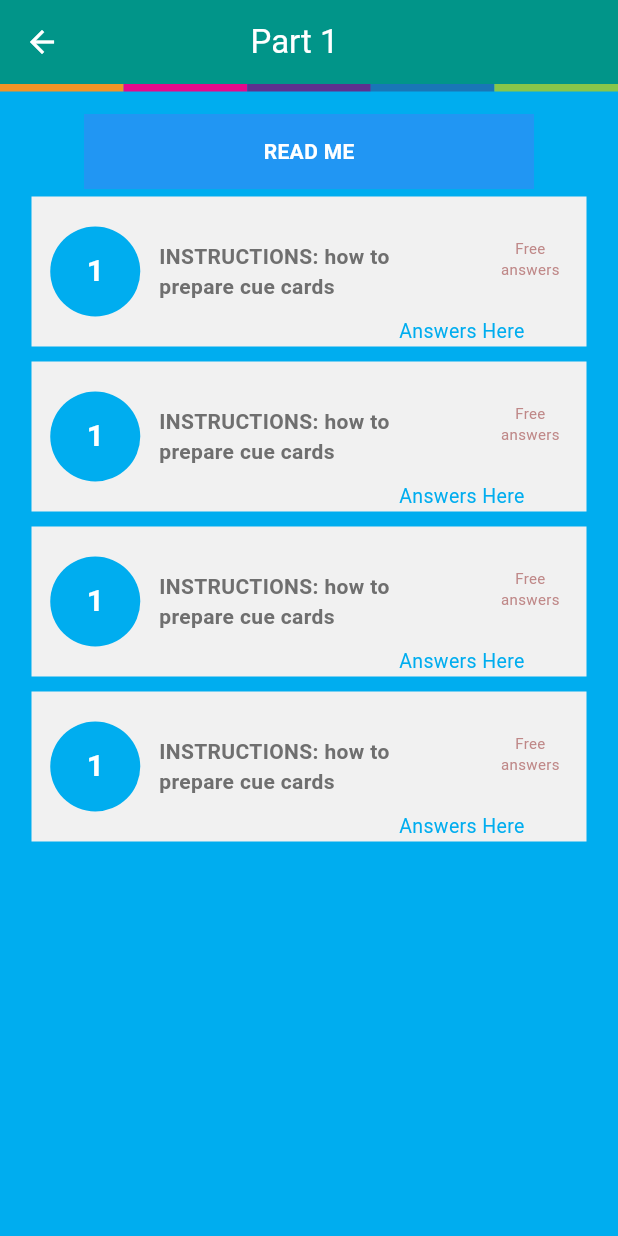
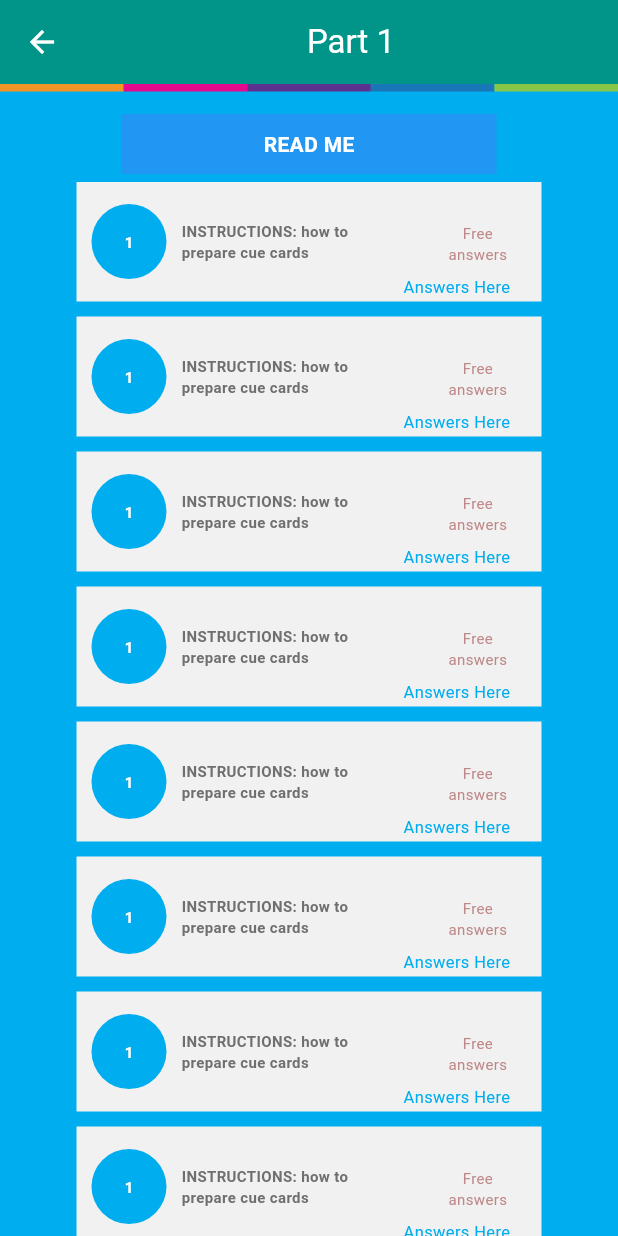
Before and after one commit to shohbozuz/ielts-speaking-app, a Flutter app: the screen it shows after launch, after a tap on "part", on a phone screen of 412 x 824 dp. Run offline on Flutter 3.47's test engine with Material 3 defaults, Android fonts, the phone set to English and light mode, and no system bars; our stand-ins replace go_router, google_fonts, icons_plus, share_plus.

Commit message:
part pages  o'zgardi

```diff
--- a/lib/main.dart
+++ b/lib/main.dart
@@ -1,8 +1,8 @@
 import 'package:flutter/material.dart';
 import 'package:ielts_speaking/data/color/color.dart';
 import 'package:ielts_speaking/view/home/bookmarks.dart';
+import 'package:go_router/go_router.dart';
 import 'package:ielts_speaking/view/home/home.dart';
-import 'package:go_router/go_router.dart';
 import 'package:ielts_speaking/view/home/part1.dart';
 import 'package:ielts_speaking/view/home/part2.dart';
 import 'package:ielts_speaking/view/home/part3.dart';
--- a/lib/view/drawer/drawer.dart
+++ b/lib/view/drawer/drawer.dart
@@ -12,11 +12,12 @@ class DrawerWidget extends StatelessWidget {
     return Drawer(
       backgroundColor: AppColors.appbarTheme,
       child: ListView(
-        padding: EdgeInsets.zero,
         children: [
-          Padding(
-            padding: const EdgeInsets.only(top: 50),
-            child: Column(
+          const SizedBox(
+            height: 20.0,
+          ),
+          Column(
+            mainAxisAlignment: MainAxisAlignment.center,
             children: [
               Text(
                 "Shohbozbek Turgunov",
@@ -29,7 +30,6 @@ class DrawerWidget extends StatelessWidget {
                 ),
               ),
             ],
-            ),
           ),
           ListTile(
             title: const Text(
@@ -53,9 +53,10 @@ class DrawerWidget extends StatelessWidget {
             onTap: () {},
           ),
           const SizedBox(
-            height: 450,
+            height: 400.0,
           ),
           Column(
+            crossAxisAlignment: CrossAxisAlignment.center,
             children: [
               SizedBox(
                 height: 50,
@@ -76,9 +77,8 @@ class DrawerWidget extends StatelessWidget {
                   color: Colors.white54,
                 ),
               ),
-              Padding(
-                padding: const EdgeInsets.only(left: 45),
-                child: Row(
+              Row(
+                mainAxisAlignment: MainAxisAlignment.center,
                 children: [
                   IconButton(
                     onPressed: () async {
@@ -130,7 +130,6 @@ class DrawerWidget extends StatelessWidget {
                   ),
                 ],
               ),
-              ),
             ],
           ),
         ],
--- a/lib/view/home/bookmarks.dart
+++ b/lib/view/home/bookmarks.dart
@@ -15,8 +15,7 @@ class bookmarks extends StatelessWidget {
             Navigator.pop(context);
           },
         ),
-        title: const Padding(
-          padding: EdgeInsets.only(left: 75.0),
+        title: const Center(
           child: Text(
             "bookmarks",
             style: TextStyle(color: AppColors.textColor),
--- a/lib/view/home/home.dart
+++ b/lib/view/home/home.dart
@@ -27,8 +27,7 @@ class Home extends StatelessWidget {
           ),
         ],
         iconTheme: const IconThemeData(color: AppColors.textColor),
-        title: Padding(
-          padding: const EdgeInsets.only(left: 60.0),
+        title: Center(
           child: Text("IELTS Speaking",
               style: GoogleFonts.akshar(
                 color: AppColors.textColor,
@@ -38,11 +37,13 @@ class Home extends StatelessWidget {
       drawer: const Drawer(
         child: DrawerWidget(),
       ),
-      body: Padding(
-        padding: const EdgeInsets.only(top: 80, left: 35.0),
-        child: Column(
+      body: Column(
+        mainAxisAlignment: MainAxisAlignment.center,
+
         children: [
           Row(
+            mainAxisAlignment: MainAxisAlignment.center,
+
             children: [
               GestureDetector(
                 onTap: () {
@@ -51,8 +52,8 @@ class Home extends StatelessWidget {
                 child: Stack(
                   children: [
                     Container(
-                        width: 155,
-                        height: 200,
+                      width: 130,
+                      height: 180,
                       decoration: const BoxDecoration(
                         gradient: LinearGradient(
                           begin: Alignment.bottomLeft,
@@ -66,14 +67,13 @@ class Home extends StatelessWidget {
                       right: 45,
                       bottom: 20,
                       child: Column(
+                        mainAxisAlignment: MainAxisAlignment.center,
+
                         children: [
-                            Padding(
-                              padding: EdgeInsets.all(8.0),
-                              child: Icon(
+                          Icon(
                             Icons.keyboard_voice_rounded,
                             color: Colors.lightGreen,
-                                size: 100,
-                              ),
+                            size: 80,
                           ),
                           Text(
                             "part",
@@ -91,7 +91,7 @@ class Home extends StatelessWidget {
                         "1",
                         style: TextStyle(
                           color: AppColors.iconColor,
-                            fontSize: 70.0,
+                          fontSize: 50.0,
                         ),
                       ),
                     ),
@@ -108,8 +108,8 @@ class Home extends StatelessWidget {
                 child: Stack(
                   children: [
                     Container(
-                        width: 155,
-                        height: 200,
+                      width: 130,
+                      height: 180,
                       decoration: const BoxDecoration(
                         gradient: LinearGradient(
                           begin: Alignment.bottomLeft,
@@ -126,14 +126,13 @@ class Home extends StatelessWidget {
                       right: 45,
                       bottom: 20,
                       child: Column(
+                        mainAxisAlignment: MainAxisAlignment.center,
+
                         children: [
-                            Padding(
-                              padding: EdgeInsets.all(8.0),
-                              child: Icon(
+                          Icon(
                             Icons.keyboard_voice_rounded,
                             color: AppColors.containerpart2,
-                                size: 100,
-                              ),
+                            size: 80,
                           ),
                           Text(
                             "part",
@@ -151,7 +150,7 @@ class Home extends StatelessWidget {
                         "2",
                         style: TextStyle(
                           color: AppColors.iconColor,
-                            fontSize: 70.0,
+                          fontSize: 50.0,
                         ),
                       ),
                     ),
@@ -164,6 +163,8 @@ class Home extends StatelessWidget {
             height: 15.0,
           ),
           Row(
+            mainAxisAlignment: MainAxisAlignment.center,
+
             children: [
               GestureDetector(
                 onTap: () {
@@ -172,8 +173,8 @@ class Home extends StatelessWidget {
                 child: Stack(
                   children: [
                     Container(
-                        width: 155,
-                        height: 200,
+                      width: 130,
+                      height: 180,
                       decoration: const BoxDecoration(
                         gradient: LinearGradient(
                           begin: Alignment.bottomLeft,
@@ -190,14 +191,13 @@ class Home extends StatelessWidget {
                       right: 45,
                       bottom: 20,
                       child: Column(
+                        mainAxisAlignment: MainAxisAlignment.center,
+
                         children: [
-                            Padding(
-                              padding: EdgeInsets.all(8.0),
-                              child: Icon(
+                          Icon(
                             Icons.keyboard_voice_rounded,
                             color: AppColors.containerpart3,
-                                size: 100,
-                              ),
+                            size: 80,
                           ),
                           Text(
                             "part",
@@ -215,7 +215,7 @@ class Home extends StatelessWidget {
                         "3",
                         style: TextStyle(
                           color: AppColors.iconColor,
-                            fontSize: 70.0,
+                          fontSize: 50.0,
                         ),
                       ),
                     ),
@@ -232,8 +232,8 @@ class Home extends StatelessWidget {
                 child: Stack(
                   children: [
                     Container(
-                        width: 155,
-                        height: 200,
+                      width: 130,
+                      height: 180,
                       decoration: BoxDecoration(
                         borderRadius: BorderRadius.circular(5),
                         color: AppColors.black,
@@ -259,13 +259,10 @@ class Home extends StatelessWidget {
                     const Positioned(
                       right: 45,
                       bottom: 100.0,
-                        child: Padding(
-                          padding: EdgeInsets.all(8.0),
                       child: Icon(
                         Icons.star_border_sharp,
                         color: AppColors.textColor,
                         size: 55,
-                          ),
                       ),
                     ),
                     const Positioned(
@@ -275,7 +272,7 @@ class Home extends StatelessWidget {
                         "bookmarks",
                         style: TextStyle(
                           color: AppColors.containerbookmarks,
-                            fontSize: 22.0,
+                          fontSize: 15.0,
                         ),
                       ),
                     ),
@@ -286,7 +283,6 @@ class Home extends StatelessWidget {
           ),
         ],
       ),
-      ),
     );
   }
 }
--- a/lib/view/home/part1.dart
+++ b/lib/view/home/part1.dart
@@ -20,8 +20,7 @@ class part1 extends StatelessWidget {
             Navigator.pop(context);
           },
         ),
-        title: const Padding(
-          padding: EdgeInsets.only(left: 95.0),
+        title: const Center(
           child: Text(
             "Part 1",
             style: TextStyle(color: AppColors.textColor),
@@ -30,7 +29,7 @@ class part1 extends StatelessWidget {
       ),
       body: Column(
         children: [
-          Container(
+          SizedBox(
             width: double.infinity,
             child: Row(
               mainAxisAlignment: MainAxisAlignment.spaceEvenly,
@@ -43,18 +42,18 @@ class part1 extends StatelessWidget {
               ],
             ),
           ),
-          SizedBox(
+          const SizedBox(
             height: 15.0,
           ),
           Container(
-            width: 300,
-            height: 50,
+            width: 250,
+            height: 40,
             color: Colors.blue,
             child: const Center(
               child: Text(
                 'READ ME',
                 style:
-                    TextStyle(color: Colors.white, fontWeight: FontWeight.bold),
+                TextStyle(color: Colors.white, fontWeight: FontWeight.bold),
               ),
             ),
           ),
@@ -63,21 +62,21 @@ class part1 extends StatelessWidget {
           ),
           Expanded(
             child: ListView.builder(
-              itemCount: 4,
+              itemCount: 40,
               itemBuilder: (context, index) {
                 return Column(
                   children: [
                     GestureDetector(
                       onTap: () {},
                       child: Container(
-                        width: 370,
-                        height: 100,
+                        width: 310,
+                        height: 80,
                         color: AppColors.bgcontainer,
                         child: Row(
                           children: [
                             Container(
-                              width: 85,
-                              height: 60,
+                              width: 70,
+                              height: 50,
                               decoration: const BoxDecoration(
                                 color: AppColors.circlecontainer, // Doira rangu
                                 shape: BoxShape.circle, // Doira shakli
@@ -87,14 +86,14 @@ class part1 extends StatelessWidget {
                                   '1',
                                   style: TextStyle(
                                     color: Colors.white,
-                                    fontSize: 20,
+                                    fontSize: 10,
                                     fontWeight: FontWeight.bold,
                                   ),
                                 ),
                               ),
                             ),
                             Container(
-                              width: 160,
+                              width: 140,
                               height: 100,
                               // color: Colors.cyanAccent,
                               child: const Center(
@@ -102,12 +101,12 @@ class part1 extends StatelessWidget {
                                   'INSTRUCTIONS: how to prepare cue cards',
                                   style: TextStyle(
                                       color: AppColors.conatinertext,
-                                      fontWeight: FontWeight.bold),
+                                      fontWeight: FontWeight.bold,fontSize: 10),
                                 ),
                               ),
                             ),
                             Container(
-                              width: 125,
+                              width: 100,
                               height: 100,
                               // color: Colors.red,
                               child: const Center(
@@ -115,7 +114,7 @@ class part1 extends StatelessWidget {
                                   // mainAxisAlignment: MainAxisAlignment.center,
                                   children: [
                                     Padding(
-                                      padding: EdgeInsets.only(top: 27.0, left: 50),
+                                      padding: EdgeInsets.only(top: 27.0, left: 15),
                                       child: Column(
                                         children: [
                                           Text(
@@ -137,12 +136,12 @@ class part1 extends StatelessWidget {
                                     ),
                                     Padding(
                                       padding:
-                                          EdgeInsets.only(right: 40.0, top: 25.0),
+                                      EdgeInsets.only(right: 10.0, top: 7.0),
                                       child: Text(
                                         'Answers Here ',
                                         style: TextStyle(
                                           color: AppColors.circlecontainer,
-                                          fontSize: 13.0,
+                                          fontSize: 11.0,
                                         ),
                                       ),
                                     ),
@@ -154,7 +153,7 @@ class part1 extends StatelessWidget {
                         ),
                       ),
                     ),
-                    SizedBox(height: 10.0,),
+                    const SizedBox(height: 10.0,),
                   ],
                 );
               },
--- a/lib/view/home/part2.dart
+++ b/lib/view/home/part2.dart
@@ -15,8 +15,7 @@ class part2 extends StatelessWidget {
             Navigator.pop(context);
           },
         ),
-        title: const Padding(
-          padding: EdgeInsets.only(left: 100.0),
+        title: const Center(
           child: Text(
             "Part 2",
             style: TextStyle(color: AppColors.textColor),
--- a/lib/view/home/part3.dart
+++ b/lib/view/home/part3.dart
@@ -15,8 +15,7 @@ class part3 extends StatelessWidget {
             Navigator.pop(context);
           },
         ),
-        title: const Padding(
-          padding: EdgeInsets.only(left: 95.0),
+        title: const Center(
           child: Text(
             "Part 3",
             style: TextStyle(color: AppColors.textColor),
```
Lines whose indentation alone changed are shown as unchanged.
